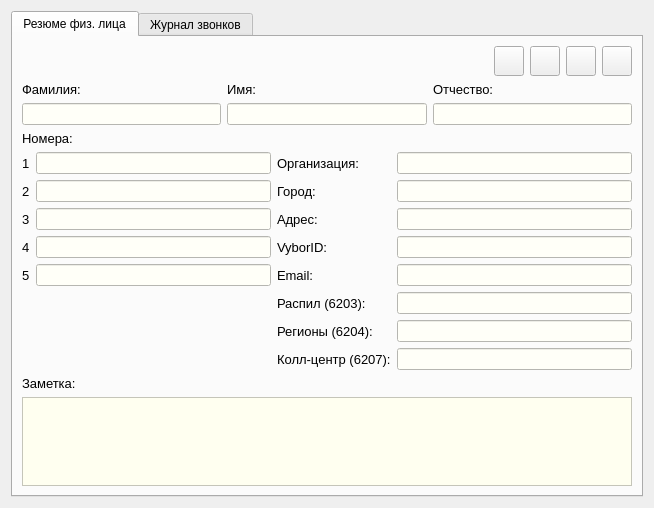
Before: the Qt Designer form src/ViewContactDialog.ui in okostynchuk/Outcall, drawn with Qt 5.
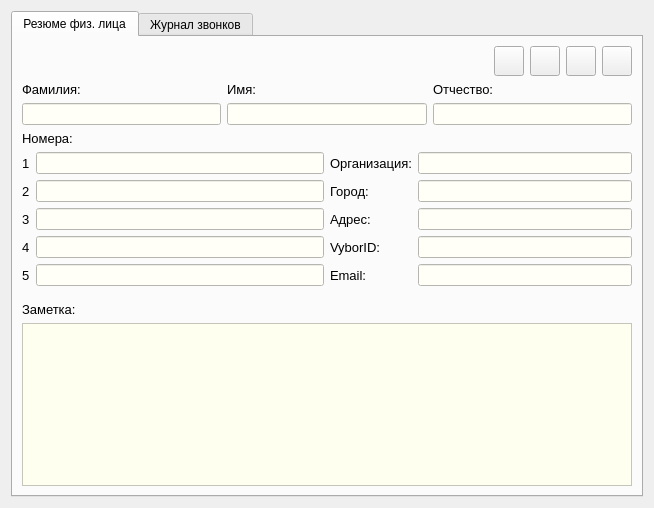
After: the same form once the commit is applied. Icons and pictures are not drawn.

Commit message: dynamically create widgets for add managers, edit select in contacts dialog, and other

The edit to the form file:
```diff
--- a/src/ViewContactDialog.ui
+++ b/src/ViewContactDialog.ui
@@ -42,11 +42,11 @@
       <attribute name="title">
        <string>Резюме физ. лица</string>
       </attribute>
-      <layout class="QGridLayout" name="gridLayout_11">
+      <layout class="QGridLayout" name="gridLayout_12">
        <item row="0" column="0">
         <layout class="QGridLayout" name="gridLayout_5">
          <item row="0" column="0">
-          <layout class="QGridLayout" name="gridLayout">
+          <layout class="QGridLayout" name="gridLayout_6">
            <item row="0" column="0">
             <spacer name="horizontalSpacer_2">
              <property name="orientation">
@@ -326,68 +326,22 @@
         </layout>
        </item>
        <item row="1" column="0">
-        <layout class="QGridLayout" name="gridLayout_6">
-         <item row="8" column="4">
-          <widget class="QLineEdit" name="group_6207">
-           <property name="styleSheet">
-            <string notr="true">*{
-background-color: #fffff8;
-}</string>
-           </property>
-           <property name="readOnly">
-            <bool>true</bool>
-           </property>
-          </widget>
-         </item>
-         <item row="7" column="4">
-          <widget class="QLineEdit" name="group_6204">
-           <property name="styleSheet">
-            <string notr="true">*{
-background-color: #fffff8;
-}</string>
-           </property>
-           <property name="readOnly">
-            <bool>true</bool>
-           </property>
-          </widget>
-         </item>
-         <item row="6" column="3">
-          <widget class="QLabel" name="label_16">
+        <widget class="QLabel" name="label_5">
            <property name="font">
             <font>
              <pointsize>10</pointsize>
             </font>
            </property>
            <property name="text">
-            <string>Распил (6203):</string>
+          <string>Номера:</string>
            </property>
           </widget>
          </item>
-         <item row="7" column="3">
-          <widget class="QLabel" name="label_20">
-           <property name="font">
-            <font>
-             <pointsize>10</pointsize>
-            </font>
-           </property>
-           <property name="text">
-            <string>Регионы (6204):</string>
-           </property>
-          </widget>
-         </item>
-         <item row="8" column="3">
-          <widget class="QLabel" name="label_21">
-           <property name="font">
-            <font>
-             <pointsize>10</pointsize>
-            </font>
-           </property>
-           <property name="text">
-            <string>Колл-центр (6207):</string>
-           </property>
-          </widget>
-         </item>
-         <item row="3" column="1">
+       <item row="2" column="0">
+        <layout class="QHBoxLayout" name="horizontalLayout_2">
+         <item>
+          <layout class="QGridLayout" name="gridLayout_11">
+           <item row="2" column="1">
           <widget class="QLineEdit" name="thirdNumber">
            <property name="styleSheet">
             <string notr="true">*{
@@ -399,8 +353,20 @@
            </property>
           </widget>
          </item>
-         <item row="4" column="1">
-          <widget class="QLineEdit" name="fourthNumber">
+           <item row="1" column="0">
+            <widget class="QLabel" name="label_7">
+             <property name="font">
+              <font>
+               <pointsize>10</pointsize>
+              </font>
+             </property>
+             <property name="text">
+              <string>2</string>
+             </property>
+            </widget>
+           </item>
+           <item row="0" column="1">
+            <widget class="QLineEdit" name="firstNumber">
            <property name="styleSheet">
             <string notr="true">*{
 background-color: #fffff8;
@@ -411,19 +377,43 @@
            </property>
           </widget>
          </item>
-         <item row="2" column="3">
-          <widget class="QLabel" name="label_9">
+           <item row="0" column="0">
+            <widget class="QLabel" name="label_6">
            <property name="font">
             <font>
              <pointsize>10</pointsize>
             </font>
            </property>
            <property name="text">
-            <string>Город:</string>
+              <string>1</string>
            </property>
           </widget>
          </item>
-         <item row="4" column="0">
+           <item row="1" column="1">
+            <widget class="QLineEdit" name="secondNumber">
+             <property name="styleSheet">
+              <string notr="true">*{
+background-color: #fffff8;
+}</string>
+             </property>
+             <property name="readOnly">
+              <bool>true</bool>
+             </property>
+            </widget>
+           </item>
+           <item row="2" column="0">
+            <widget class="QLabel" name="label_8">
+             <property name="font">
+              <font>
+               <pointsize>10</pointsize>
+              </font>
+             </property>
+             <property name="text">
+              <string>3</string>
+             </property>
+            </widget>
+           </item>
+           <item row="3" column="0">
           <widget class="QLabel" name="label_18">
            <property name="font">
             <font>
@@ -435,7 +425,19 @@
            </property>
           </widget>
          </item>
-         <item row="5" column="0">
+           <item row="3" column="1">
+            <widget class="QLineEdit" name="fourthNumber">
+             <property name="styleSheet">
+              <string notr="true">*{
+background-color: #fffff8;
+}</string>
+             </property>
+             <property name="readOnly">
+              <bool>true</bool>
+             </property>
+            </widget>
+           </item>
+           <item row="4" column="0">
           <widget class="QLabel" name="label_19">
            <property name="font">
             <font>
@@ -447,67 +449,7 @@
            </property>
           </widget>
          </item>
-         <item row="3" column="4">
-          <widget class="QLineEdit" name="address">
-           <property name="styleSheet">
-            <string notr="true">*{
-background-color: #fffff8;
-}</string>
-           </property>
-           <property name="readOnly">
-            <bool>true</bool>
-           </property>
-          </widget>
-         </item>
-         <item row="2" column="4">
-          <widget class="QLineEdit" name="city">
-           <property name="styleSheet">
-            <string notr="true">*{
-background-color: #fffff8;
-}</string>
-           </property>
-           <property name="readOnly">
-            <bool>true</bool>
-           </property>
-          </widget>
-         </item>
-         <item row="1" column="0">
-          <widget class="QLabel" name="label_6">
-           <property name="font">
-            <font>
-             <pointsize>10</pointsize>
-            </font>
-           </property>
-           <property name="text">
-            <string>1</string>
-           </property>
-          </widget>
-         </item>
-         <item row="4" column="4">
-          <widget class="QLineEdit" name="vyborId">
-           <property name="styleSheet">
-            <string notr="true">*{
-background-color: #fffff8;
-}</string>
-           </property>
-           <property name="readOnly">
-            <bool>true</bool>
-           </property>
-          </widget>
-         </item>
-         <item row="5" column="4">
-          <widget class="QLineEdit" name="email">
-           <property name="styleSheet">
-            <string notr="true">*{
-background-color: #fffff8;
-}</string>
-           </property>
-           <property name="readOnly">
-            <bool>true</bool>
-           </property>
-          </widget>
-         </item>
-         <item row="5" column="1">
+           <item row="4" column="1">
           <widget class="QLineEdit" name="fifthNumber">
            <property name="styleSheet">
             <string notr="true">*{
@@ -519,7 +461,60 @@
            </property>
           </widget>
          </item>
-         <item row="5" column="3">
+           <item row="5" column="1">
+            <spacer name="verticalSpacer">
+             <property name="orientation">
+              <enum>Qt::Vertical</enum>
+             </property>
+             <property name="sizeHint" stdset="0">
+              <size>
+               <width>20</width>
+               <height>40</height>
+              </size>
+             </property>
+            </spacer>
+           </item>
+          </layout>
+         </item>
+         <item>
+          <layout class="QGridLayout" name="gridLayout">
+           <item row="0" column="1">
+            <widget class="QLineEdit" name="organization">
+             <property name="styleSheet">
+              <string notr="true">*{
+background-color: #fffff8;
+}</string>
+             </property>
+             <property name="readOnly">
+              <bool>true</bool>
+             </property>
+            </widget>
+           </item>
+           <item row="1" column="0">
+            <widget class="QLabel" name="label_9">
+             <property name="font">
+              <font>
+               <pointsize>10</pointsize>
+              </font>
+             </property>
+             <property name="text">
+              <string>Город:</string>
+             </property>
+            </widget>
+           </item>
+           <item row="4" column="1">
+            <widget class="QLineEdit" name="email">
+             <property name="styleSheet">
+              <string notr="true">*{
+background-color: #fffff8;
+}</string>
+             </property>
+             <property name="readOnly">
+              <bool>true</bool>
+             </property>
+            </widget>
+           </item>
+           <item row="4" column="0">
           <widget class="QLabel" name="label_12">
            <property name="font">
             <font>
@@ -531,79 +526,7 @@
            </property>
           </widget>
          </item>
-         <item row="1" column="4">
-          <widget class="QLineEdit" name="organization">
-           <property name="styleSheet">
-            <string notr="true">*{
-background-color: #fffff8;
-}</string>
-           </property>
-           <property name="readOnly">
-            <bool>true</bool>
-           </property>
-          </widget>
-         </item>
-         <item row="2" column="0">
-          <widget class="QLabel" name="label_7">
-           <property name="font">
-            <font>
-             <pointsize>10</pointsize>
-            </font>
-           </property>
-           <property name="text">
-            <string>2</string>
-           </property>
-          </widget>
-         </item>
-         <item row="0" column="0" colspan="2">
-          <widget class="QLabel" name="label_5">
-           <property name="font">
-            <font>
-             <pointsize>10</pointsize>
-            </font>
-           </property>
-           <property name="text">
-            <string>Номера:</string>
-           </property>
-          </widget>
-         </item>
-         <item row="3" column="3">
-          <widget class="QLabel" name="label_10">
-           <property name="font">
-            <font>
-             <pointsize>10</pointsize>
-            </font>
-           </property>
-           <property name="text">
-            <string>Адрес:</string>
-           </property>
-          </widget>
-         </item>
-         <item row="2" column="1">
-          <widget class="QLineEdit" name="secondNumber">
-           <property name="styleSheet">
-            <string notr="true">*{
-background-color: #fffff8;
-}</string>
-           </property>
-           <property name="readOnly">
-            <bool>true</bool>
-           </property>
-          </widget>
-         </item>
-         <item row="1" column="3">
-          <widget class="QLabel" name="label">
-           <property name="font">
-            <font>
-             <pointsize>10</pointsize>
-            </font>
-           </property>
-           <property name="text">
-            <string>Организация:</string>
-           </property>
-          </widget>
-         </item>
-         <item row="4" column="3">
+           <item row="3" column="0">
           <widget class="QLabel" name="label_11">
            <property name="font">
             <font>
@@ -615,8 +538,20 @@
            </property>
           </widget>
          </item>
+           <item row="2" column="1">
+            <widget class="QLineEdit" name="address">
+             <property name="styleSheet">
+              <string notr="true">*{
+background-color: #fffff8;
+}</string>
+             </property>
+             <property name="readOnly">
+              <bool>true</bool>
+             </property>
+            </widget>
+           </item>
          <item row="1" column="1">
-          <widget class="QLineEdit" name="firstNumber">
+            <widget class="QLineEdit" name="city">
            <property name="styleSheet">
             <string notr="true">*{
 background-color: #fffff8;
@@ -627,33 +562,60 @@
            </property>
           </widget>
          </item>
-         <item row="3" column="0">
-          <widget class="QLabel" name="label_8">
+           <item row="0" column="0">
+            <widget class="QLabel" name="label">
            <property name="font">
             <font>
              <pointsize>10</pointsize>
             </font>
            </property>
            <property name="text">
-            <string>3</string>
-           </property>
-          </widget>
-         </item>
-         <item row="6" column="4">
-          <widget class="QLineEdit" name="group_6203">
-           <property name="styleSheet">
-            <string notr="true">*{
-background-color: #fffff8;
-}</string>
-           </property>
-           <property name="readOnly">
-            <bool>true</bool>
-           </property>
-          </widget>
-         </item>
-        </layout>
+              <string>Организация:</string>
+             </property>
+            </widget>
        </item>
        <item row="2" column="0">
+            <widget class="QLabel" name="label_10">
+             <property name="font">
+              <font>
+               <pointsize>10</pointsize>
+              </font>
+             </property>
+             <property name="text">
+              <string>Адрес:</string>
+             </property>
+            </widget>
+           </item>
+           <item row="3" column="1">
+            <widget class="QLineEdit" name="vyborId">
+             <property name="styleSheet">
+              <string notr="true">*{
+background-color: #fffff8;
+}</string>
+             </property>
+             <property name="readOnly">
+              <bool>true</bool>
+             </property>
+            </widget>
+           </item>
+           <item row="5" column="1">
+            <spacer name="verticalSpacer_2">
+             <property name="orientation">
+              <enum>Qt::Vertical</enum>
+             </property>
+             <property name="sizeHint" stdset="0">
+              <size>
+               <width>20</width>
+               <height>40</height>
+              </size>
+             </property>
+            </spacer>
+           </item>
+          </layout>
+         </item>
+        </layout>
+       </item>
+       <item row="3" column="0">
         <layout class="QGridLayout" name="gridLayout_7">
          <item row="0" column="0">
           <widget class="QLabel" name="label_17">
```
Left out of the diff: 1 changed line with no effect on the pictures. Lines whose indentation alone changed are shown as unchanged. The commit also changes 15 other files.
